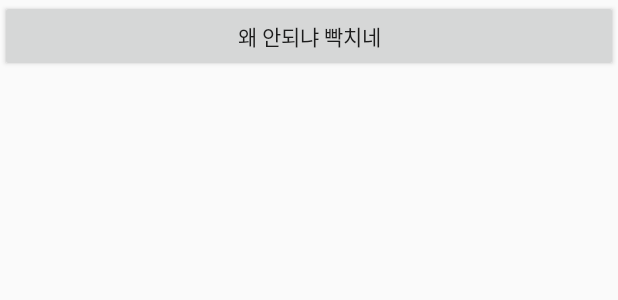
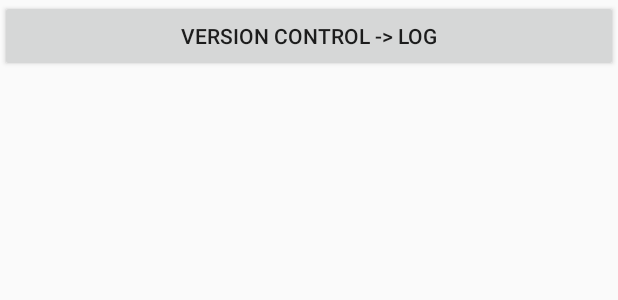
Before and after one commit to kimhyooo/Quiz_Midterm, an Android app: the layout test2.xml on its own in the app's theme, with its tools: preview values and no code run, on a phone screen of 412 x 824 dp. Shown: the top 300 px of the screen. Run offline under Robolectric (Android 15) with nearby library versions, the phone set to English and light mode, and no system bars.

Commit message:
test5 -> version control -> log

```diff
--- a/app/src/main/res/layout/test2.xml
+++ b/app/src/main/res/layout/test2.xml
@@ -6,7 +6,7 @@
     <Button
         android:layout_width="match_parent"
         android:layout_height="wrap_content"
-        android:text="왜 안되냐 빡치네">
+        android:text="version control -> log">
 
     </Button>
 </LinearLayout>
```
